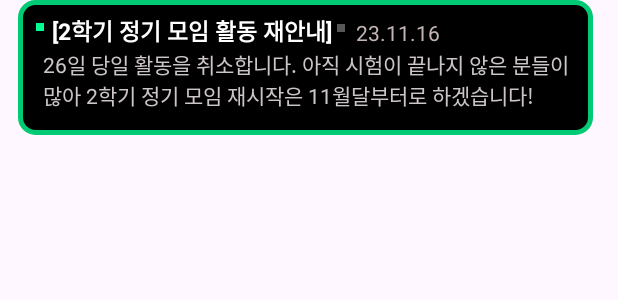
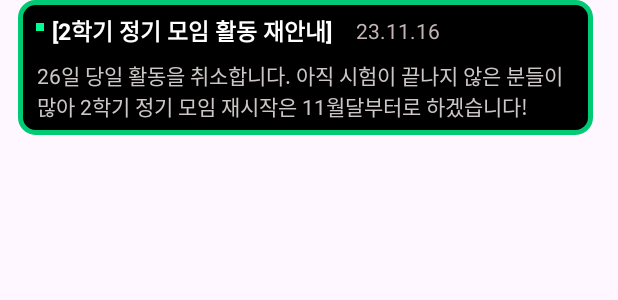
Before and after one commit to hwangsea/andriod, an Android app: the layout activity_product_detail.xml on its own in the app's theme, with its tools: preview values and no code run, on a phone screen of 412 x 824 dp. Shown: the top 300 px of the screen. Run offline under Robolectric (Android 15) with nearby library versions, the phone set to English and light mode, and no system bars.

Commit message:
푸시 확인

```diff
--- a/app/src/main/java/com/example/myapplication/MainActivity.kt
+++ b/app/src/main/java/com/example/myapplication/MainActivity.kt
@@ -2,13 +2,12 @@ package com.example.myapplication
 
 import androidx.appcompat.app.AppCompatActivity
 import android.os.Bundle
-import android.widget.TextView
-import android.widget.Button
+
 
 class MainActivity : AppCompatActivity() {
     override fun onCreate(savedInstanceState: Bundle?) {
         super.onCreate(savedInstanceState)
         setContentView(R.layout.activity_main)
-
+        //푸시
     }
 }
--- a/app/src/main/res/layout/activity_product_detail.xml
+++ b/app/src/main/res/layout/activity_product_detail.xml
@@ -36,7 +36,7 @@
             android:layout_width="wrap_content"
             android:layout_height="wrap_content"
             android:layout_gravity="center"
-            android:text="[2학기 정기 모임 활동 재안내]"
+            android:text="@string/activity_title"
             android:textColor="#ffffff"
             android:textSize="15sp"
             android:textStyle="normal|bold"
@@ -52,7 +52,7 @@
             android:layout_width="wrap_content"
             android:layout_height="wrap_content"
             android:layout_gravity="center"
-            android:text="23.11.16"
+            android:text="@string/activity_date"
             android:textColor="#C3B4B4"
             app:layout_constraintBottom_toBottomOf="@+id/textView2"
             app:layout_constraintEnd_toEndOf="@+id/imageViewBackground"
@@ -61,19 +61,20 @@
             app:layout_constraintTop_toTopOf="@+id/imageViewBackground"
             app:layout_constraintVertical_bias="0.169" />
 
+
     <TextView
         android:id="@+id/textView2"
         android:layout_width="353dp"
-            android:layout_height="57dp"
+        android:layout_height="wrap_content"
         android:layout_gravity="center"
-            android:text="26일 당일 활동을 취소합니다. 아직 시험이 끝나지 않은 분들이 많아 2학기 정기 모임 재시작은 11월달부터로 하겠습니다!"
+        android:text="@string/activity_description"
         android:textColor="#CCC6C6"
         app:layout_constraintBottom_toBottomOf="@+id/imageViewBackground"
         app:layout_constraintEnd_toEndOf="@+id/imageViewBackground"
-            app:layout_constraintHorizontal_bias="0.566"
+        app:layout_constraintHorizontal_bias="0.433"
         app:layout_constraintStart_toStartOf="@+id/imageViewBackground"
         app:layout_constraintTop_toBottomOf="@+id/frameLayout"
-            app:layout_constraintVertical_bias="1.0" />
+        app:layout_constraintVertical_bias="0.816" />
 
     <ImageView
             android:id="@+id/imageView6"
@@ -86,7 +87,9 @@
             app:layout_constraintTop_toTopOf="@+id/imageViewBackground"
             app:layout_constraintVertical_bias="0.182"
             app:srcCompat="@drawable/img"
-            android:contentDescription="이미지 설명"/>
+            android:contentDescription="@string/image_description"
+            android:adjustViewBounds="true"
+            android:background="@color/your_background_color" />
 
         <ImageView
             android:id="@+id/imageView8"
@@ -98,6 +101,6 @@
             app:layout_constraintStart_toStartOf="@+id/imageViewBackground"
             app:layout_constraintTop_toTopOf="@+id/imageViewBackground"
             app:layout_constraintVertical_bias="0.188"
-            app:srcCompat="@drawable/img_1" />
+            android:contentDescription="@string/image_description"/>
 
     </androidx.constraintlayout.widget.ConstraintLayout>
--- a/app/src/main/res/values/colors.xml
+++ b/app/src/main/res/values/colors.xml
@@ -2,4 +2,5 @@
 <resources>
     <color name="black">#FF000000</color>
     <color name="white">#FFFFFFFF</color>
+    <color name="your_background_color">#FFFFFF</color>
 </resources>
--- a/app/src/main/res/values/strings.xml
+++ b/app/src/main/res/values/strings.xml
@@ -1,3 +1,7 @@
 <resources>
     <string name="app_name">My Application</string>
+    <string name="activity_title">[2학기 정기 모임 활동 재안내]</string>
+    <string name="activity_date">23.11.16</string>
+    <string name="activity_description">26일 당일 활동을 취소합니다. 아직 시험이 끝나지 않은 분들이 많아 2학기 정기 모임 재시작은 11월달부터로 하겠습니다!</string>
+    <string name="image_description">이미지 설명</string>
 </resources>
```
Lines whose indentation alone changed are shown as unchanged.
